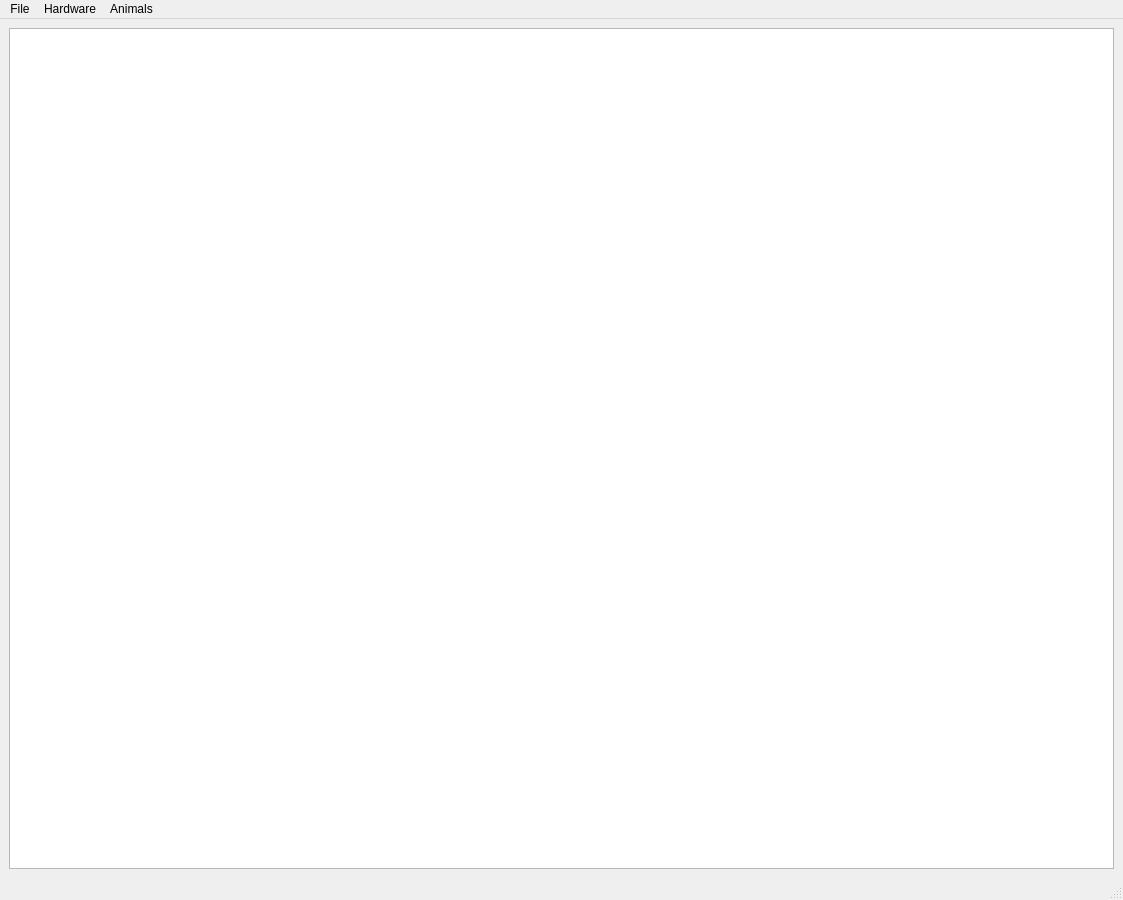
Qt form UI/MainWindow.ui (RoboDoig/autonomouse-control) before a commit.
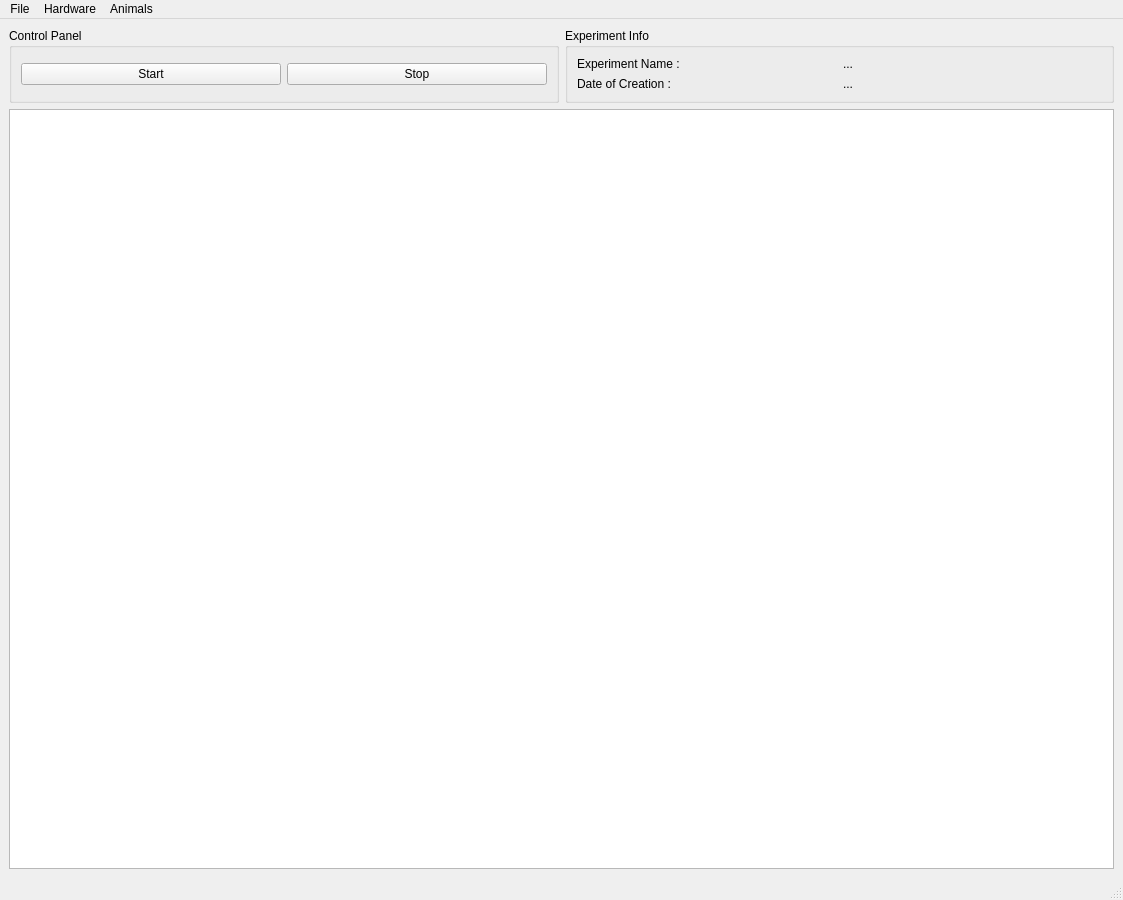
The same form after that commit.

Commit message: Queue control template

Patch:
```diff
--- a/UI/MainWindow.ui
+++ b/UI/MainWindow.ui
@@ -15,9 +15,69 @@
   </property>
   <widget class="QWidget" name="centralwidget">
    <layout class="QGridLayout" name="gridLayout">
-    <item row="0" column="0">
+    <item row="1" column="0" colspan="2">
      <widget class="QTableView" name="tableView"/>
     </item>
+    <item row="0" column="0">
+     <widget class="QGroupBox" name="groupBox">
+      <property name="title">
+       <string>Control Panel</string>
+      </property>
+      <layout class="QGridLayout" name="gridLayout_3">
+       <item row="0" column="0">
+        <widget class="QPushButton" name="startButton">
+         <property name="text">
+          <string>Start</string>
+         </property>
+        </widget>
+       </item>
+       <item row="0" column="1">
+        <widget class="QPushButton" name="stopButton">
+         <property name="text">
+          <string>Stop</string>
+         </property>
+        </widget>
+       </item>
+      </layout>
+     </widget>
+    </item>
+    <item row="0" column="1">
+     <widget class="QGroupBox" name="groupBox_2">
+      <property name="title">
+       <string>Experiment Info</string>
+      </property>
+      <layout class="QGridLayout" name="gridLayout_2">
+       <item row="0" column="0">
+        <widget class="QLabel" name="label">
+         <property name="text">
+          <string>Experiment Name :</string>
+         </property>
+        </widget>
+       </item>
+       <item row="0" column="1">
+        <widget class="QLabel" name="experimentNameLabel">
+         <property name="text">
+          <string>...</string>
+         </property>
+        </widget>
+       </item>
+       <item row="1" column="0">
+        <widget class="QLabel" name="label_3">
+         <property name="text">
+          <string>Date of Creation :</string>
+         </property>
+        </widget>
+       </item>
+       <item row="1" column="1">
+        <widget class="QLabel" name="experimentDateLabel">
+         <property name="text">
+          <string>...</string>
+         </property>
+        </widget>
+       </item>
+      </layout>
+     </widget>
+    </item>
    </layout>
   </widget>
   <widget class="QMenuBar" name="menubar">
```
The commit also changes 4 other files.
